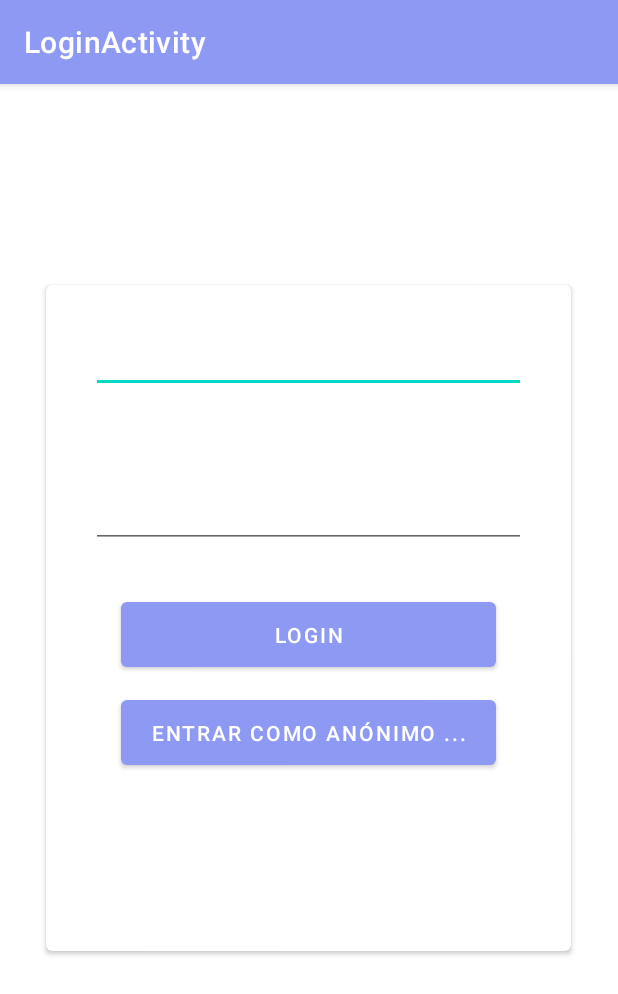
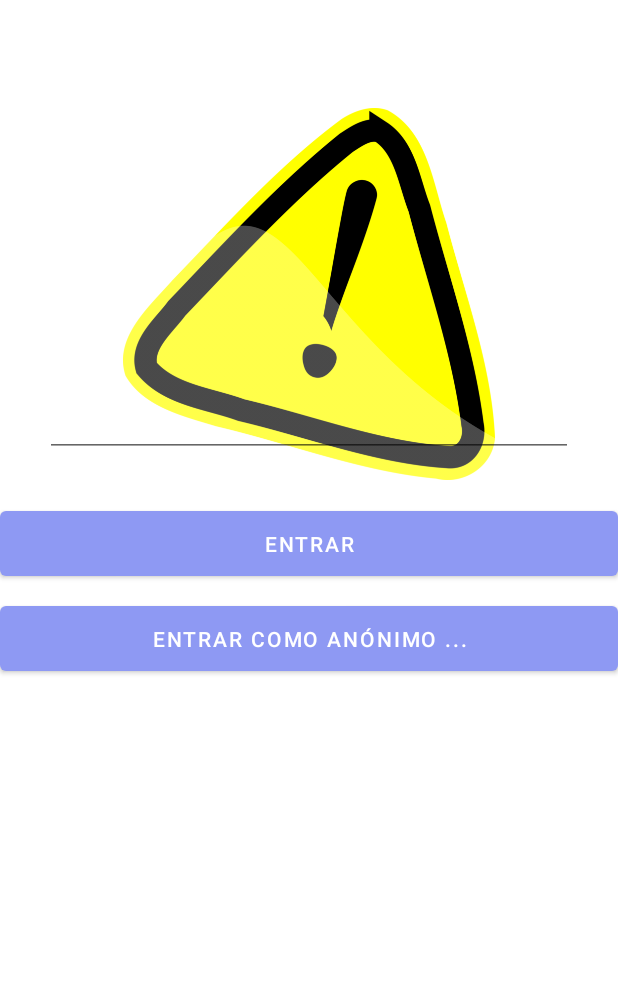
Before and after one commit to rafaelpereira97/Comp.Movel, an Android app: the screen it shows after launch (LoginActivity), on a phone screen of 412 x 824 dp. Shown: the top 994 px of the screen. Run offline under Robolectric (Android 15) with nearby library versions, the phone set to English and light mode, and no system bars.

Commit message:
Login design

```diff
--- a/app/src/main/res/layout/activity_login.xml
+++ b/app/src/main/res/layout/activity_login.xml
@@ -6,33 +6,12 @@
     android:layout_height="match_parent"
     tools:context=".LoginActivity">
 
-    <com.google.android.material.appbar.AppBarLayout
-        android:layout_width="match_parent"
-        android:layout_height="wrap_content"
-        android:theme="@style/Theme.CompMovel.AppBarOverlay">
-
-        <androidx.appcompat.widget.Toolbar
-            android:id="@+id/toolbar"
-            android:layout_width="match_parent"
-            android:layout_height="?attr/actionBarSize"
-            android:background="?attr/colorPrimary"
-            app:popupTheme="@style/Theme.CompMovel.PopupOverlay" />
-
-    </com.google.android.material.appbar.AppBarLayout>
-
-    <androidx.cardview.widget.CardView
-        android:id="@+id/card_view"
-        android:layout_width="350dp"
-        android:layout_height="444dp"
-        android:layout_gravity="center"
-        app:cardCornerRadius="4dp">
 
         <include
             layout="@layout/content_login"
             android:layout_width="match_parent"
             android:layout_height="485dp" />
 
-    </androidx.cardview.widget.CardView>
 
 
 </androidx.coordinatorlayout.widget.CoordinatorLayout>
--- a/app/src/main/res/layout/content_login.xml
+++ b/app/src/main/res/layout/content_login.xml
@@ -1,47 +1,67 @@
 <?xml version="1.0" encoding="utf-8"?>
-<LinearLayout xmlns:android="http://schemas.android.com/apk/res/android"
+<androidx.constraintlayout.widget.ConstraintLayout xmlns:android="http://schemas.android.com/apk/res/android"
     xmlns:app="http://schemas.android.com/apk/res-auto"
     xmlns:tools="http://schemas.android.com/tools"
     android:layout_width="match_parent"
     android:layout_height="match_parent"
-    android:orientation="vertical"
-    app:layout_behavior="@string/appbar_scrolling_view_behavior">
+    android:orientation="vertical">
+
+    <ImageView
+        android:id="@+id/imageView2"
+        android:layout_width="match_parent"
+        android:layout_height="248dp"
+        android:layout_marginTop="72dp"
+        android:contentDescription="TODO"
+        android:src="@drawable/loginlogo"
+        app:layout_constraintEnd_toEndOf="parent"
+        app:layout_constraintHorizontal_bias="0.0"
+        app:layout_constraintStart_toStartOf="parent"
+        app:layout_constraintTop_toTopOf="parent" />
 
     <EditText
         android:id="@+id/editTextTextPersonName"
         android:layout_width="match_parent"
+        android:layout_height="42dp"
         android:layout_margin="30dp"
-        android:layout_height="42dp"
-        android:layout_marginBottom="5dp"
+        android:layout_marginBottom="28dp"
+        android:autofillHints=""
         android:inputType="textPersonName"
-        android:text="" />
-
-    <EditText
-        android:id="@+id/editTextTextPassword"
-        android:layout_width="match_parent"
-        android:layout_margin="30dp"
-        android:layout_height="43dp"
-        android:inputType="textPassword" />
+        android:text=""
+        app:layout_constraintBottom_toTopOf="@+id/editTextTextPassword"
+        app:layout_constraintTop_toBottomOf="@+id/imageView2"
+        app:layout_constraintVertical_bias="0.961"
+        tools:layout_editor_absoluteX="30dp" />
 
     <Button
         android:id="@+id/loginButton"
         android:layout_width="match_parent"
         android:layout_height="55dp"
-        android:layout_marginBottom="10dp"
-        android:layout_marginRight="50dp"
-        android:layout_marginLeft="50dp"
-        android:text="Login"
- />
+        android:layout_marginBottom="8dp"
+        android:text="Entrar"
+        app:layout_constraintBottom_toTopOf="@+id/anonymousLogin"
+        tools:layout_editor_absoluteX="0dp" />
 
     <Button
         android:id="@+id/anonymousLogin"
         android:layout_width="match_parent"
         android:layout_height="55dp"
-        android:layout_marginBottom="104dp"
-        android:layout_marginRight="50dp"
-        android:layout_marginLeft="50dp"
+        android:layout_marginBottom="32dp"
+
         android:text="Entrar como Anónimo ..."
+        app:layout_constraintBottom_toBottomOf="parent"
+        tools:layout_editor_absoluteX="0dp" />
 
- />
+    <EditText
+        android:id="@+id/editTextTextPassword"
+        android:layout_width="match_parent"
+        android:layout_height="43dp"
+        android:layout_margin="30dp"
+        android:layout_marginBottom="24dp"
+        android:autofillHints="Utilizador"
+        android:inputType="textPassword"
+        android:text=""
+        app:layout_constraintBottom_toTopOf="@+id/loginButton"
+        tools:layout_editor_absoluteX="30dp" />
 
-</LinearLayout>
+
+</androidx.constraintlayout.widget.ConstraintLayout>
```
Also changed, not shown: app/src/main/res/drawable/loginlogo.png (added).
